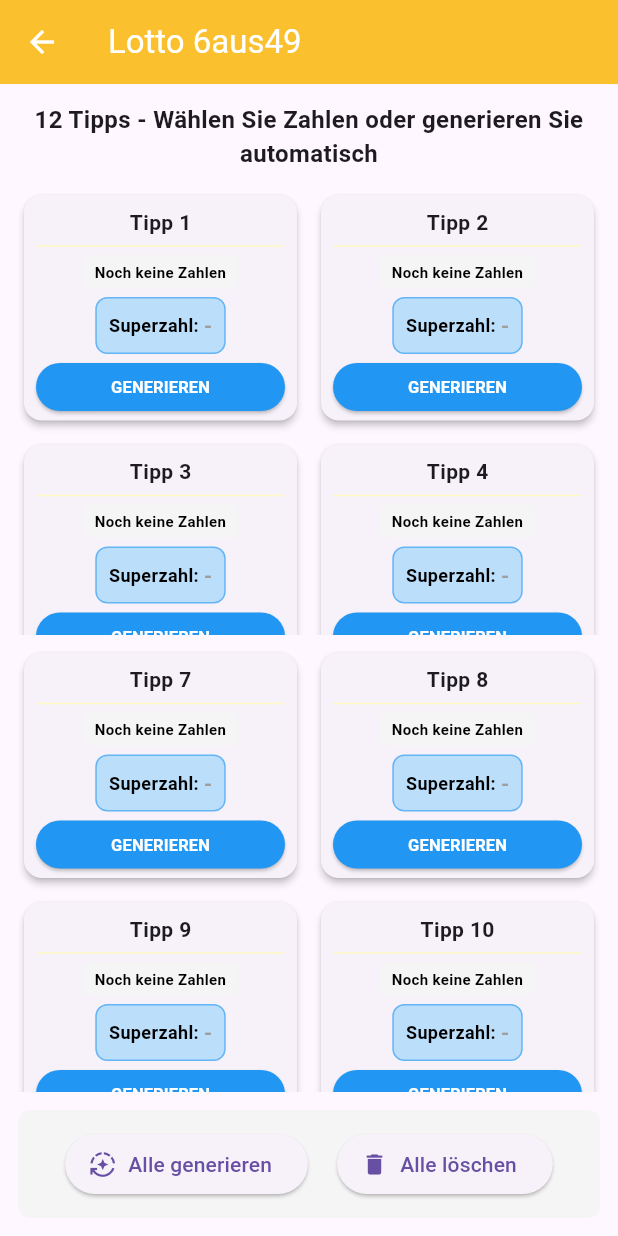
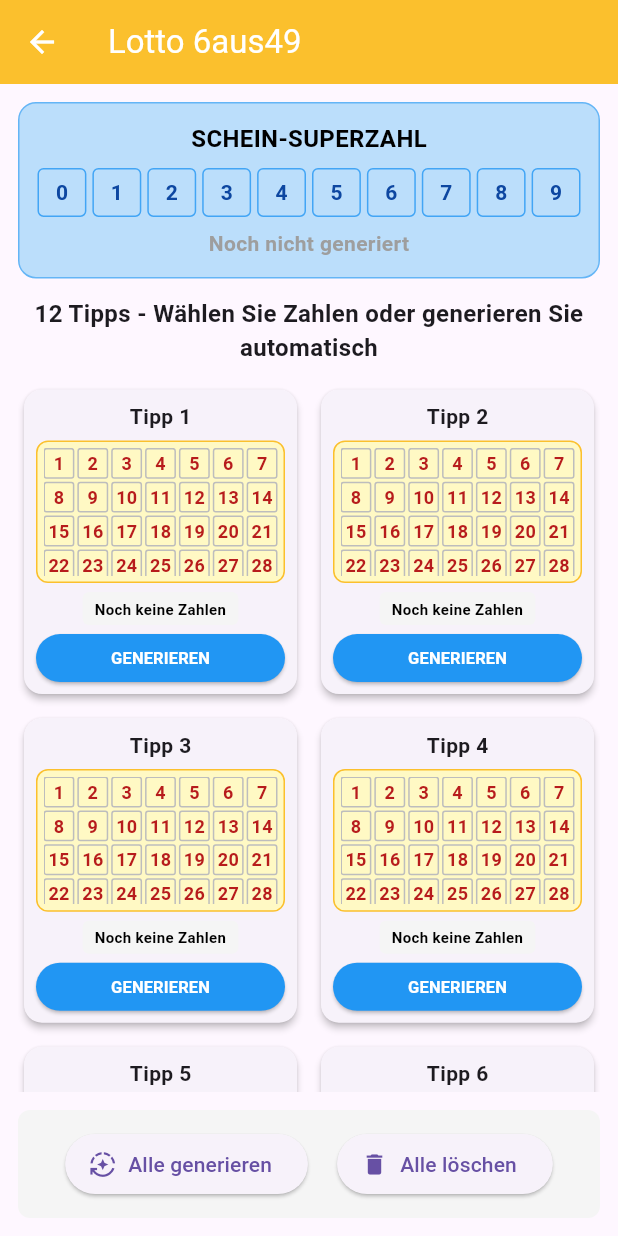
Before and after one commit to funatiker1968-hub/Lottogenerater, a Flutter app: the Lotto6aus49Screen screen opened directly, on a phone screen of 412 x 824 dp. Run offline on Flutter 3.47's test engine with Material 3 defaults, Android fonts, the light colour scheme and no system bars; our stand-ins replace shared_preferences; accounts and stored records are empty.

Commit message:
✅ Lotto 6aus49 komplett: Layout repariert, 1 Superzahl pro Schein, Lauflicht-Animation, scrollbare Zahlen 1-49

```diff
--- a/lib/features/tipp/lotto_6aus49_screen.dart
+++ b/lib/features/tipp/lotto_6aus49_screen.dart
@@ -11,46 +11,43 @@
   final List<List<bool>> _selectedNumbers = List.generate(12, (_) => List.filled(49, false));
   final List<List<int>> _generatedTips = List.generate(12, (_) => []);
   final List<bool> _tipGenerated = List.filled(12, false);
-  final List<int> _superNumbers = List.filled(12, 0);
-  final List<AnimationController> _animationControllers = [];
-  final List<List<Animation<double>>> _numberAnimations = [];
+  int _scheinSuperzahl = 0; // NUR EINE Superzahl pro SCHEIN
+  bool _superzahlGenerated = false;
+  late AnimationController _superzahlAnimationController;
+  late AnimationController _numbersAnimationController;
 
   @override
   void initState() {
     super.initState();
-    // Animation Controller für jeden Tipp initialisieren
-    for (int i = 0; i < 12; i++) {
-      final controller = AnimationController(
-        duration: const Duration(milliseconds: 3000),
+    _superzahlAnimationController = AnimationController(
+      duration: const Duration(milliseconds: 2000),
       vsync: this,
     );
-      _animationControllers.add(controller);
-
-      final animations = List.generate(6, (index) {
-        return Tween<double>(begin: 0.0, end: 1.0).animate(
-          CurvedAnimation(
-            parent: controller,
-            curve: Interval(
-              (0.1 + index * 0.15).clamp(0.0, 1.0),
-              (0.25 + index * 0.15).clamp(0.0, 1.0),
-            ),
-          ),
+    _numbersAnimationController = AnimationController(
+      duration: const Duration(milliseconds: 4000),
+      vsync: this,
     );
-      });
-      _numberAnimations.add(animations);
-    }
   }
 
   @override
   void dispose() {
-    for (final controller in _animationControllers) {
-      controller.dispose();
-    }
+    _superzahlAnimationController.dispose();
+    _numbersAnimationController.dispose();
     super.dispose();
   }
 
   bool _canSelectNumber(int tipIndex) {
     return _generatedTips[tipIndex].length < 6;
+  }
+
+  void _generateSuperzahl() {
+    if (!_superzahlGenerated) {
+      setState(() {
+        _scheinSuperzahl = DateTime.now().millisecond % 10;
+        _superzahlGenerated = true;
+      });
+      _superzahlAnimationController.forward(from: 0.0);
+    }
   }
 
   void _generateTip(int tipIndex) async {
@@ -61,10 +58,14 @@
           _selectedNumbers[tipIndex][i] = false;
         }
         _generatedTips[tipIndex].clear();
-        _superNumbers[tipIndex] = 0;
         _tipGenerated[tipIndex] = false;
       });
     } else {
+      // Superzahl zuerst generieren (nur einmal pro Schein)
+      if (!_superzahlGenerated) {
+        _generateSuperzahl();
+      }
+
       // Generieren - nur fehlende Zahlen ergänzen
       setState(() {
         final currentCount = _generatedTips[tipIndex].length;
@@ -82,14 +83,11 @@
           }
           _generatedTips[tipIndex].sort();
         }
-
-        // Superzahl generieren (0-9)
-        _superNumbers[tipIndex] = DateTime.now().millisecond % 10;
         _tipGenerated[tipIndex] = true;
       });
 
-      // Animation starten
-      _animationControllers[tipIndex].forward(from: 0.0);
+      // Zahlen-Animation starten
+      _numbersAnimationController.forward(from: 0.0);
     }
   }
 
@@ -97,9 +95,11 @@
     if (!_tipGenerated[tipIndex] || _selectedNumbers[tipIndex][number]) {
       setState(() {
         if (_selectedNumbers[tipIndex][number]) {
+          // Zahl abwählen
           _selectedNumbers[tipIndex][number] = false;
           _generatedTips[tipIndex].remove(number + 1);
         } else if (_canSelectNumber(tipIndex)) {
+          // Zahl auswählen (nur wenn < 6)
           _selectedNumbers[tipIndex][number] = true;
           _generatedTips[tipIndex].add(number + 1);
           _generatedTips[tipIndex].sort();
@@ -108,47 +108,72 @@
     }
   }
 
-  Widget _buildSuperNumberField(int tipIndex) {
+  Widget _buildSuperzahlGrid() {
     return AnimatedBuilder(
-      animation: _animationControllers[tipIndex],
+      animation: _superzahlAnimationController,
       builder: (context, child) {
-        final animationValue = _animationControllers[tipIndex].value;
-        final isAnimating = _animationControllers[tipIndex].isAnimating;
-
         return Container(
-          padding: const EdgeInsets.all(8),
+          padding: const EdgeInsets.all(12),
           decoration: BoxDecoration(
             color: Colors.blue[100], // Hellblau
-            borderRadius: BorderRadius.circular(8),
+            borderRadius: BorderRadius.circular(12),
             border: Border.all(color: Colors.blue[300]!),
           ),
-          child: Row(
+          child: Column(
             mainAxisSize: MainAxisSize.min,
             children: [
               const Text(
-                'Superzahl: ',
+                'SCHEIN-SUPERZAHL',
                 style: TextStyle(
-                  fontSize: 12,
+                  fontSize: 16,
                   fontWeight: FontWeight.bold,
                   color: Colors.black,
                 ),
               ),
-              if (isAnimating)
-                Text(
-                  _getAnimatedSuperNumber(animationValue),
-                  style: const TextStyle(
-                    fontSize: 14,
-                    fontWeight: FontWeight.bold,
-                    color: Colors.red,
+              const SizedBox(height: 8),
+              GridView.builder(
+                shrinkWrap: true,
+                physics: const NeverScrollableScrollPhysics(),
+                gridDelegate: const SliverGridDelegateWithFixedCrossAxisCount(
+                  crossAxisCount: 10,
+                  crossAxisSpacing: 4,
+                  mainAxisSpacing: 4,
+                  childAspectRatio: 1.0,
                 ),
-                )
-              else
-                Text(
-                  _tipGenerated[tipIndex] ? _superNumbers[tipIndex].toString() : '-',
+                itemCount: 10,
+                itemBuilder: (context, index) {
+                  final isAnimating = _superzahlAnimationController.isAnimating;
+                  final isSelected = _superzahlGenerated && _scheinSuperzahl == index;
+                  final shouldHighlight = isAnimating &&
+                      (_superzahlAnimationController.value * 20).floor() % 10 == index;
+
+                  return Container(
+                    decoration: BoxDecoration(
+                      color: shouldHighlight ? Colors.red :
+                            isSelected ? Colors.blue[300] : Colors.blue[100],
+                      border: Border.all(color: Colors.blue[400]!),
+                      borderRadius: BorderRadius.circular(4),
+                    ),
+                    child: Center(
+                      child: Text(
+                        index.toString(),
                         style: TextStyle(
                           fontSize: 14,
                           fontWeight: FontWeight.bold,
-                    color: _tipGenerated[tipIndex] ? Colors.red : Colors.grey,
+                          color: isSelected ? Colors.white : Colors.blue[900],
+                        ),
+                      ),
+                    ),
+                  );
+                },
+              ),
+              const SizedBox(height: 8),
+              Text(
+                _superzahlGenerated ? 'Superzahl: $_scheinSuperzahl' : 'Noch nicht generiert',
+                style: TextStyle(
+                  fontSize: 14,
+                  fontWeight: FontWeight.bold,
+                  color: _superzahlGenerated ? Colors.red : Colors.grey,
                 ),
               ),
             ],
@@ -158,22 +183,16 @@
     );
   }
 
-  String _getAnimatedSuperNumber(double animationValue) {
-    final numbers = List.generate(10, (index) => index);
-    final index = (animationValue * 30).floor() % 10;
-    return numbers[index].toString();
-  }
-
   Widget _buildNumberGrid(int tipIndex, BuildContext context) {
-    final isPortrait = MediaQuery.of(context).orientation == Orientation.portrait;
-
     return Container(
+      height: 200, // Feste Höhe für Scrollbarkeit
       padding: const EdgeInsets.all(4),
       decoration: BoxDecoration(
         color: Colors.yellow[100],
         borderRadius: BorderRadius.circular(8),
         border: Border.all(color: Colors.yellow[700]!),
       ),
+      child: SingleChildScrollView( // Scrollen für Zahlen 1-49
         child: GridView.builder(
           shrinkWrap: true,
           physics: const NeverScrollableScrollPhysics(),
@@ -189,9 +208,19 @@
             final isSelected = _selectedNumbers[tipIndex][index];
             return GestureDetector(
               onTap: () => _toggleNumber(tipIndex, index),
-            child: Container(
+              child: AnimatedBuilder(
+                animation: _numbersAnimationController,
+                builder: (context, child) {
+                  final isAnimating = _numbersAnimationController.isAnimating;
+                  final shouldAnimate = isAnimating && _tipGenerated[tipIndex] &&
+                      _generatedTips[tipIndex].contains(number);
+                  final animationValue = _numbersAnimationController.value;
+
+                  return Container(
                     decoration: BoxDecoration(
-                color: isSelected ? Colors.yellow[300] : Colors.yellow[100],
+                      color: shouldAnimate && (animationValue * 10).floor() % 2 == 0
+                          ? Colors.yellow[400]
+                          : (isSelected ? Colors.yellow[300] : Colors.yellow[100]),
                       border: Border.all(color: Colors.grey.shade400),
                       borderRadius: BorderRadius.circular(2),
                     ),
@@ -208,10 +237,9 @@
                         : Text(
                             number.toString(),
                             style: TextStyle(
-                        fontSize: isPortrait ? 12 : 10,
+                              fontSize: 12,
                               color: Colors.red[900],
                               fontWeight: FontWeight.bold,
-                      ),
                             ),
                           ),
                     ),
@@ -219,24 +247,13 @@
                 },
               ),
             );
+          },
+        ),
+      ),
+    );
   }
 
-  Widget _buildTipSection(int startIndex, int endIndex, BuildContext context) {
-    final isPortrait = MediaQuery.of(context).orientation == Orientation.portrait;
-    final crossAxisCount = isPortrait ? 2 : 4;
-
-    return GridView.builder(
-      shrinkWrap: true,
-      physics: const NeverScrollableScrollPhysics(),
-      gridDelegate: SliverGridDelegateWithFixedCrossAxisCount(
-        crossAxisCount: crossAxisCount,
-        crossAxisSpacing: 8,
-        mainAxisSpacing: 8,
-        childAspectRatio: isPortrait ? 1.2 : 1.0,
-      ),
-      itemCount: endIndex - startIndex,
-      itemBuilder: (context, gridIndex) {
-        final tipIndex = startIndex + gridIndex;
+  Widget _buildTipCard(int tipIndex, BuildContext context) {
     return Card(
       elevation: 2,
       margin: const EdgeInsets.all(4),
@@ -257,24 +274,25 @@
               child: _buildNumberGrid(tipIndex, context),
             ),
             const SizedBox(height: 6),
-                // Zahlenliste mit Animation
-                AnimatedBuilder(
-                  animation: _animationControllers[tipIndex],
-                  builder: (context, child) {
-                    final animation = _animationControllers[tipIndex];
-                    return Container(
+            Container(
               padding: const EdgeInsets.symmetric(horizontal: 8, vertical: 4),
               decoration: BoxDecoration(
                 color: Colors.grey[100],
                 borderRadius: BorderRadius.circular(4),
               ),
-                      child: _buildAnimatedNumbersList(tipIndex, animation.value),
-                    );
-                  },
+              child: Text(
+                _generatedTips[tipIndex].isNotEmpty
+                  ? 'Zahlen: ${_generatedTips[tipIndex].join(', ')}'
+                  : 'Noch keine Zahlen',
+                style: const TextStyle(
+                  fontSize: 10,
+                  color: Colors.black,
+                  fontWeight: FontWeight.bold,
                 ),
-                const SizedBox(height: 6),
-                // Superzahl Feld
-                _buildSuperNumberField(tipIndex),
+                textAlign: TextAlign.center,
+                maxLines: 2,
+              ),
+            ),
             const SizedBox(height: 6),
             SizedBox(
               width: double.infinity,
@@ -299,36 +317,6 @@
         ),
       ),
     );
-      },
-    );
-  }
-
-  Widget _buildAnimatedNumbersList(int tipIndex, double animationValue) {
-    final numbers = _generatedTips[tipIndex];
-    final visibleCount = (numbers.length * animationValue).ceil();
-    final visibleNumbers = numbers.take(visibleCount).toList();
-
-    String displayText;
-    if (_tipGenerated[tipIndex]) {
-      displayText = visibleNumbers.isNotEmpty
-        ? 'Zahlen: ${visibleNumbers.join(', ')}${visibleCount >= numbers.length ? ' | Superzahl: ${_superNumbers[tipIndex]}' : ''}'
-        : 'Generiere...';
-    } else {
-      displayText = numbers.isNotEmpty
-        ? 'Zahlen: ${numbers.join(', ')}'
-        : 'Noch keine Zahlen';
-    }
-
-    return Text(
-      displayText,
-      style: const TextStyle(
-        fontSize: 10,
-        color: Colors.black,
-        fontWeight: FontWeight.bold,
-      ),
-      textAlign: TextAlign.center,
-      maxLines: 2,
-    );
   }
 
   @override
@@ -343,9 +331,13 @@
       ),
       body: SafeArea(
         child: Padding(
-          padding: EdgeInsets.all(isPortrait ? 12 : 8),
+          padding: const EdgeInsets.all(12),
           child: Column(
             children: [
+              // Superzahl Bereich
+              _buildSuperzahlGrid(),
+              const SizedBox(height: 12),
+
               Text(
                 '12 Tipps - Wählen Sie Zahlen oder generieren Sie automatisch',
                 style: TextStyle(
@@ -355,23 +347,32 @@
                 textAlign: TextAlign.center,
               ),
               const SizedBox(height: 12),
+
+              // Tipps Bereich mit Scrollen
               Expanded(
                 child: isPortrait
-                  ? Column(
-                      children: [
-                        Expanded(child: _buildTipSection(0, 6, context)),
-                        const SizedBox(height: 8),
-                        Expanded(child: _buildTipSection(6, 12, context)),
-                      ],
+                  ? GridView.builder(
+                      gridDelegate: const SliverGridDelegateWithFixedCrossAxisCount(
+                        crossAxisCount: 2,
+                        crossAxisSpacing: 8,
+                        mainAxisSpacing: 8,
+                        childAspectRatio: 0.9,
+                      ),
+                      itemCount: 12,
+                      itemBuilder: (context, index) => _buildTipCard(index, context),
                     )
-                  : SingleChildScrollView(
-                      child: Column(
-                        children: [
-                          _buildTipSection(0, 12, context),
-                        ],
+                  : GridView.builder(
+                      gridDelegate: const SliverGridDelegateWithFixedCrossAxisCount(
+                        crossAxisCount: 4,
+                        crossAxisSpacing: 8,
+                        mainAxisSpacing: 8,
+                        childAspectRatio: 0.8,
+                      ),
+                      itemCount: 12,
+                      itemBuilder: (context, index) => _buildTipCard(index, context),
                     ),
               ),
-              ),
+
               const SizedBox(height: 12),
               Container(
                 padding: const EdgeInsets.all(12),
```
Lines whose indentation alone changed are shown as unchanged.
